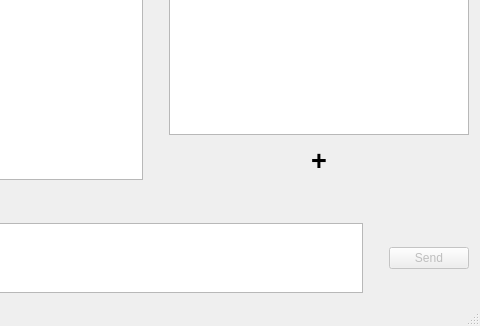
Before: the Qt Designer form mainwindow.ui in RPudashkin/VkKillerClient, drawn with Qt 5; both pictures show x 435 to 915 and y 217 to 543 of the 915 by 543 pixel window.
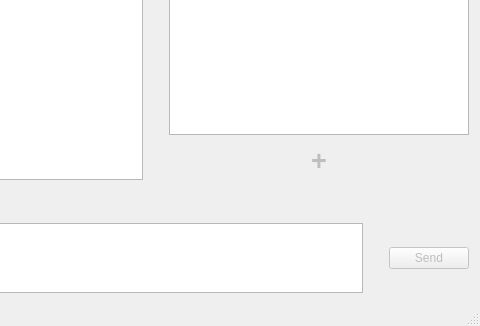
After: the same form once the commit is applied.

Diff of the .ui file:
```diff
--- a/mainwindow.ui
+++ b/mainwindow.ui
@@ -80,6 +80,9 @@
             </item>
             <item>
              <widget class="QPushButton" name="createTopic">
+              <property name="enabled">
+               <bool>false</bool>
+              </property>
               <property name="sizePolicy">
                <sizepolicy hsizetype="Maximum" vsizetype="Fixed">
                 <horstretch>0</horstretch>
```
Left out of the diff: 10 changed lines with no effect on the pictures.
